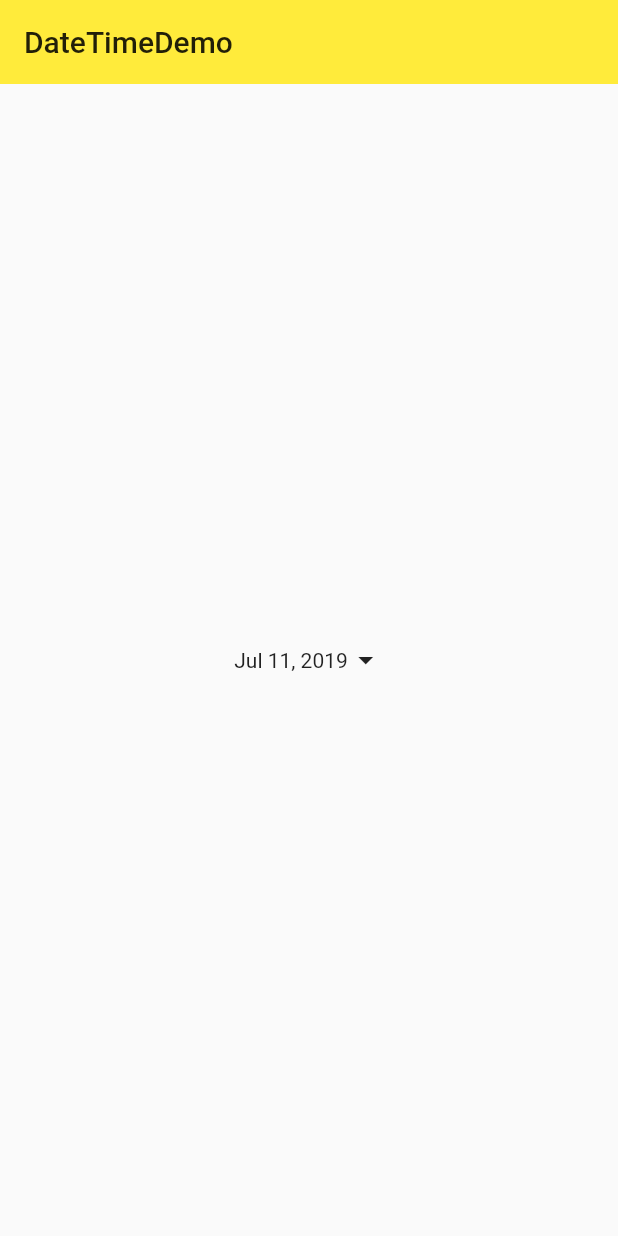
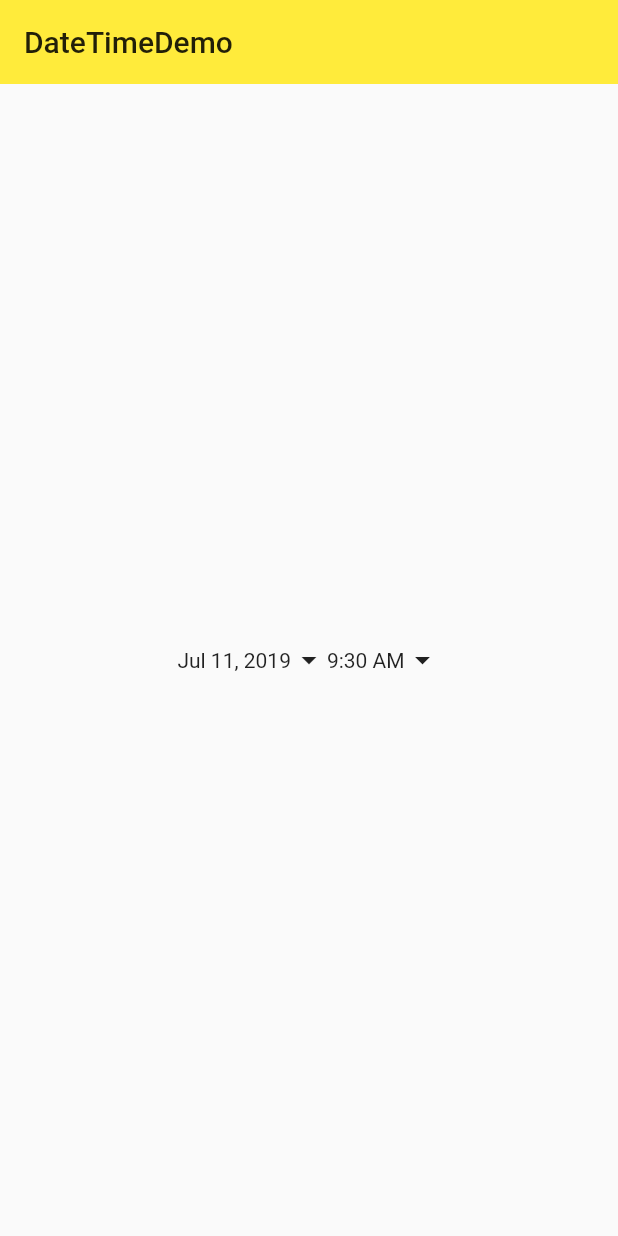
Before and after one commit to maoai-xianyu/flutter_little, a Flutter app: the DateTimeDemo screen opened directly, on a phone screen of 412 x 824 dp. Run offline on Flutter 3.47's test engine with Material 2 defaults, Android fonts, the phone set to English and light mode, and no system bars.

```diff
--- a/lib/demo/datetime_demo.dart
+++ b/lib/demo/datetime_demo.dart
@@ -1,5 +1,6 @@
 import 'package:flutter/material.dart';
 import 'package:intl/intl.dart';
+import 'dart:async';
 
 class DateTimeDemo extends StatefulWidget {
   @override
@@ -8,8 +9,10 @@ class DateTimeDemo extends StatefulWidget {
 
 class _DateTimeDemoState extends State<DateTimeDemo> {
   DateTime selectedDate = DateTime.now();
+  TimeOfDay selectedTime = TimeOfDay(hour: 9, minute: 30);
 
-  void _selectDate() async {
+  // 日期选择器
+  Future<void> _selectDate() async {
     final DateTime date = await showDatePicker(
       firstDate: DateTime(1900),
       lastDate: DateTime(2100),
@@ -21,6 +24,22 @@ class _DateTimeDemoState extends State<DateTimeDemo> {
     }
     setState(() {
       selectedDate = date;
+    });
+  }
+
+  // 异步编程  返回的future  可以用 异步标签 async 标注方法为异步方法  await 是等待异步编程的结果
+
+  // 时间选择器
+  Future<void> _selectTime() async {
+    final TimeOfDay time = await showTimePicker(
+      context: context,
+      initialTime: selectedTime,
+    );
+    if (time == null) {
+      return;
+    }
+    setState(() {
+      selectedTime = time;
     });
   }
 
@@ -39,12 +58,27 @@ class _DateTimeDemoState extends State<DateTimeDemo> {
             Row(
               mainAxisAlignment: MainAxisAlignment.center,
               children: <Widget>[
-                Text(DateFormat.yMMMd().format(selectedDate)),
                 InkWell(
                   onTap: () {
                     _selectDate();
                   },
-                  child: Icon(Icons.arrow_drop_down),
+                  child: Row(
+                    children: <Widget>[
+                      Text(DateFormat.yMMMd().format(selectedDate)),
+                      Icon(Icons.arrow_drop_down),
+                    ],
+                  ),
+                ),
+                InkWell(
+                  onTap: () {
+                    _selectTime();
+                  },
+                  child: Row(
+                    children: <Widget>[
+                      Text(selectedTime.format(context)),
+                      Icon(Icons.arrow_drop_down),
+                    ],
+                  ),
                 ),
               ],
             ),
```
